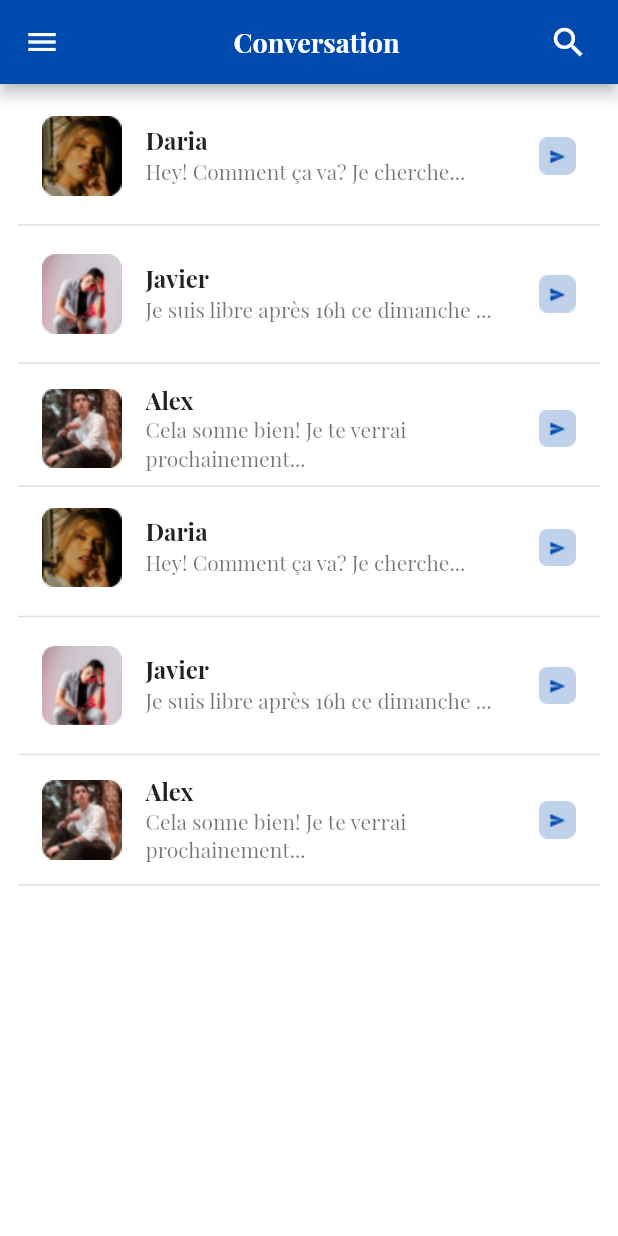
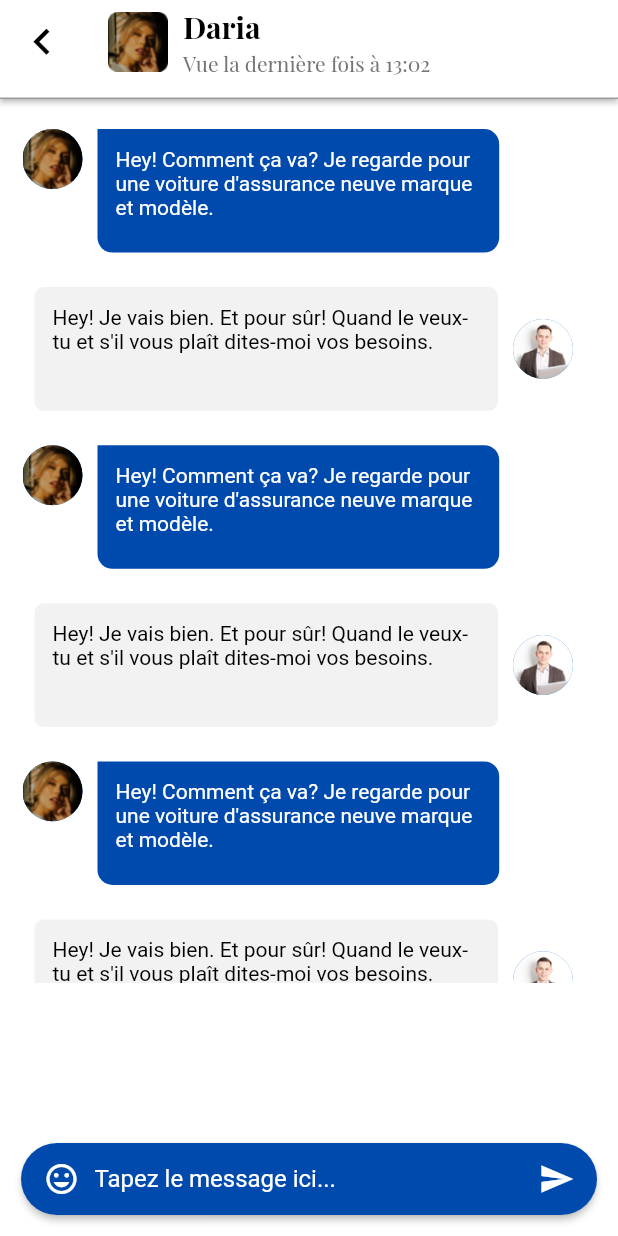
Before and after one commit to shahrukhktk/gam-flutter-mobile-app, a Flutter app: the InboxConversation screen opened directly, on a phone screen of 412 x 824 dp. Run offline on Flutter 3.47's test engine with Material 2 defaults, Android fonts, the phone set to English and light mode, and no system bars; our stand-ins replace curved_navigation_bar, font_awesome_flutter; Roboto replaces fonts that are missing (Monteserrat, Poppins); project files that could hold a hidden picture were left out.

```diff
--- a/lib/All_Screens/main_screens/inbox_conversation_screen.dart
+++ b/lib/All_Screens/main_screens/inbox_conversation_screen.dart
@@ -17,89 +17,209 @@ class _InboxConversationState extends State<InboxConversation> {
 
   @override
   Widget build(BuildContext context) {
-
     return Scaffold(
-
       backgroundColor: Colors.white,
-
       appBar: AppBar(
-          title: Center(
-            child: Text('Conversation', style: TextStyle(
-               fontSize: 18.0, fontWeight: FontWeight.bold, color: Colors.white, fontFamily: "Playfair_Display"
-              ),),
+        bottom: PreferredSize(
+            child: Container(
+              color: Colors.grey,
+              height: 1.0,
             ),
-          leading: GestureDetector(
-            onTap: () { /* Write listener code here */ },
-            child: Icon(
-              Icons.menu,  // add custom icons also
+            preferredSize: Size.fromHeight(10.0)),
+        backgroundColor: Colors.white,
+        elevation: 1.5,
+        leading: IconButton(
+          onPressed: () {
+            Navigator.pop(context);
+          },
+          icon: Icon(
+            Icons.navigate_before,
+            size: 35,
+          ),
+          color: Colors.black,
+        ),
+        title: Row(
+          children: <Widget>[
+            Image(image: AssetImage('images/daria_img.png'), height: 40,),
+            SizedBox(width: 10,),
+            Column(
+              crossAxisAlignment: CrossAxisAlignment.start,
+              mainAxisAlignment: MainAxisAlignment.spaceBetween,
+              children: <Widget>[
+                Text(
+                  'Daria',
+                  style: TextStyle(
+                      color: Colors.black,
+                      fontFamily: 'Playfair_Display',
+                      fontSize: 20,
+                      fontWeight: FontWeight.w600),
+                ),
+                SizedBox(height: 2,),
+                Text(
+                  'Vue la dernière fois à 13:02',
+                  style: TextStyle(
+                      color: Colors.grey[600],
+                      fontFamily: 'Playfair_Display',
+                      fontSize: 14,
+                      fontWeight: FontWeight.normal),
+                ),
+              ],
+            ),
+          ],
         ),
       ),
-          actions: [
+      body:Column(
+        children: <Widget>[
+          Expanded(
+            flex:7,
+            child: Container(
+              margin: EdgeInsets.only(left: 15, right: 15, top: 20,),
+              child: ListView(
+                children: <Widget>[
+                  senderMessage(context),
+                  SizedBox(height: 8,),
                   Padding(
-                  padding: EdgeInsets.only(right: 20.0),
-                    child: GestureDetector(
-                    onTap: () {},
+                    padding: const EdgeInsets.only(left: 8.0),
+                    child: receiverMessage(context),
+                  ),
+                  SizedBox(height: 8,),
+                  senderMessage(context),
+                  SizedBox(height: 8,),
+                  Padding(
+                    padding: const EdgeInsets.only(left: 8.0),
+                    child: receiverMessage(context),
+                  ),
+                  SizedBox(height: 8,),
+                  senderMessage(context),
+                  SizedBox(height: 8,),
+                  Padding(
+                    padding: const EdgeInsets.only(left: 8.0),
+                    child: receiverMessage(context),
+                  ),
+                  SizedBox(height: 8,),
+                ],
+              ),
+            ),
+          ),
+          Expanded(
+            flex: 2,
+            child: Container(
+              margin: EdgeInsets.all(10),
+              alignment: Alignment.bottomLeft,
+              child: Card(
+                elevation: 2.0,
+                shape: RoundedRectangleBorder(
+                  borderRadius: BorderRadius.circular(50.0),
+                ),
+                color: AppColors.themecolor,
+                child: Padding(
+                  padding: EdgeInsets.only(left: 15, right: 15),
+                  child: Row(
+                    mainAxisAlignment: MainAxisAlignment.spaceBetween,
+                    children: <Widget>[
+                      GestureDetector(
                         child: Icon(
-                        Icons.search,
-                        size: 26.0,
+                          Icons.insert_emoticon,
+                          color: Colors.white,
+                        ),
+                        onTap: (){},
+                      ),
+                      SizedBox(width: 10.0),
+                      Expanded(
+                        child: TextField(
+                          cursorColor: Colors.white,
+                          decoration: InputDecoration(
+                            fillColor: Colors.white,
+                            focusColor: Colors.white,
+                            border: InputBorder.none, hintText: 'Tapez le message ici...',
+                            hintStyle: TextStyle(fontSize: 16.0, color: Colors.white),
+                          ),
+                          onSubmitted: (String vehicle){},
+                        ),
+                      ),
+
+                      GestureDetector(
+                        child: Icon(Icons.send, color: Colors.white,),
+                        onTap: (){},
+                      ),
+
+                    ],
+                  ),
+                ),
               ),
             ),
           ),
         ],
       ),
+    );
+  }
 
-
-      body: ListView(
-        scrollDirection: Axis.vertical,
-        padding: EdgeInsets.all(12.0),
+  Row receiverMessage(BuildContext context) {
+    return Row(
+      crossAxisAlignment: CrossAxisAlignment.center,
       children: <Widget>[
 
-          DariaList(title: "Daria", subtitle: "Hey! Comment ça va? Je cherche...",),
+        Container(
+          width: MediaQuery.of(context).size.width * 0.75,
+          padding: EdgeInsets.all(12),
+          margin: EdgeInsets.only(
+              top: 15,
+              bottom: 15
+          ),
+          height: MediaQuery.of(context).size.width * 0.20,
+          child: Text(
+            "Hey! Je vais bien. Et pour sûr! Quand le veux-tu et s'il vous plaît dites-moi vos besoins.",
+            style: TextStyle(
+                fontFamily: 'Monteserrat',
+                fontSize: 14,
+                color: Colors.black),
+          ),
+          decoration: BoxDecoration(
+              color: Color.fromRGBO(242, 242, 243, 1),
+              borderRadius: BorderRadius.all(Radius.circular(6))),
+        ),
+        SizedBox(width: 10,),
+        Container(
+          child: CircleAvatar(
+            backgroundImage: AssetImage('images/lic_user_image.png'),
+          ),
+        ),
+      ],
+    );
+  }
 
-          Divider(
-            thickness: 1,
-            height: 20,
+  Row senderMessage(BuildContext context) {
+    return Row(
+      crossAxisAlignment: CrossAxisAlignment.start,
+      children: <Widget>[
+        Container(
+          child: CircleAvatar(
+            backgroundImage: AssetImage('images/daria_img.png'),
+          ),
+        ),
+        SizedBox(width: 10,),
+        Container(
+
+          width: MediaQuery.of(context).size.width * 0.65,
+          padding: EdgeInsets.all(12),
+          height: MediaQuery.of(context).size.width * 0.20,
+          child: Text(
+            "Hey! Comment ça va? Je regarde pour une voiture d'assurance neuve marque et modèle.",
+            style: TextStyle(
+                fontFamily: 'Monteserrat',
+                fontSize: 14,
+                color: Colors.white),
+          ),
+          decoration: BoxDecoration(
+            color: AppColors.themecolor,
+            borderRadius: BorderRadius.only(bottomLeft:  const  Radius.circular(10.0),
+              bottomRight: const  Radius.circular(10.0),
+              topRight: const Radius.circular(10),
+            ),
+          ),
         ),
 
-          JavierList(title: "Javier", subtitle: "Je suis libre après 16h ce dimanche ...",),
-
-          Divider(
-            thickness: 1,
-            height: 20,
-          ),
-
-          AlexList(title: "Alex", subtitle: "Cela sonne bien! Je te verrai prochainement...",),
-
-          Divider(
-            thickness: 1,
-            height: 10,
-          ),
-
-          DariaList(title: "Daria", subtitle: "Hey! Comment ça va? Je cherche...",),
-
-          Divider(
-            thickness: 1,
-            height: 20,
-          ),
-
-          JavierList(title: "Javier", subtitle: "Je suis libre après 16h ce dimanche ...",),
-
-          Divider(
-            thickness: 1,
-            height: 20,
-          ),
-
-          AlexList(title: "Alex", subtitle: "Cela sonne bien! Je te verrai prochainement...",),
-
-          Divider(
-            thickness: 1,
-            height: 20,
-          ),
-
-
-
       ],
-      ),
     );
   }
 }
```
Lines whose indentation alone changed are shown as unchanged.
